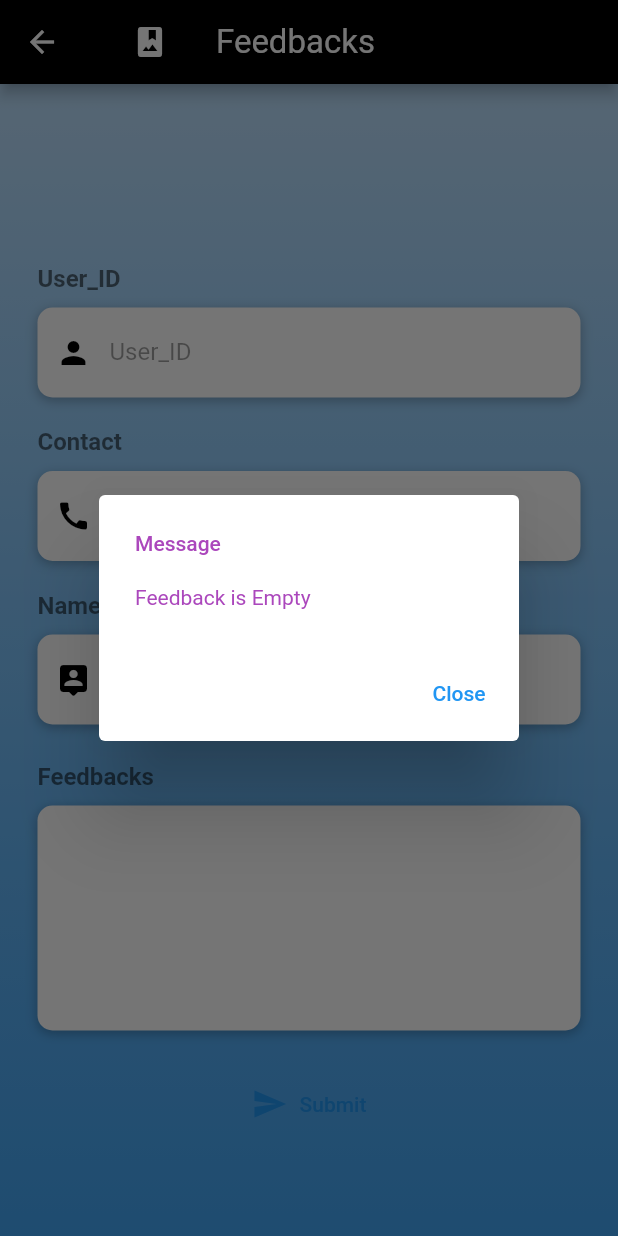
After one commit to Bibekbvk/signalapp, a Flutter app: the Feedbacks screen opened directly, after a tap on "Submit", on a phone screen of 412 x 824 dp. The commit adds this screen. Run offline on Flutter 3.47's test engine with Material 2 defaults, Android fonts, the light colour scheme and no system bars; our stand-ins replace email_validator.

Commit message:
Nikhil-Shrestha

```diff
--- a/lib/constant.dart
+++ b/lib/constant.dart
@@ -1,3 +1,3 @@
 
 
-const String BASE_URL = "http://192.168.1.106:3000";
+const String BASE_URL = "http://192.168.1.104:3000";
--- a/lib/database.dart
+++ b/lib/database.dart
@@ -62,4 +62,20 @@ Future<List<article>> item() async {
     return items;
   }
 
+
+Future<int> insertfeedbacks(
+      String User_ID, String Contact, String Name, String Feedback) async {
+    var data = await http.get(
+      Uri.parse("$BASE_URL/api/insertfeedbacks?User_ID=${User_ID}&Contact=${Contact}&Name=${Name}&Feedback=${Feedback}"),
+    );
+    int code = data.statusCode;
+    var jsonData = json.decode((data.body));
+    String val = jsonData["error"];
+    if (val == null) {
+      val = "";
+    }
+    print(val);
+    return code;
+  }
+
 }
--- a/lib/main.dart
+++ b/lib/main.dart
@@ -52,8 +52,12 @@ class _MyHomePageState extends State<MyHomePage> {
         appBar: AppBar(
           backgroundColor: Colors.black,
           centerTitle: true,
+          title: Text('Home'),
           actions: [
-            IconButton(icon: Icon(Icons.more_vert), onPressed: () {}),
+            IconButton(icon: Icon(Icons.more_vert), onPressed: () {
+
+            }
+            ),
           ],
         ),
         drawer: SideDrawer(),
@@ -77,12 +81,17 @@ class _MyHomePageState extends State<MyHomePage> {
                     horizontal: 25,
                     vertical: 120,
                   ),
+                  //Button column
+
+
                   child: Column(
+
                     mainAxisAlignment: MainAxisAlignment.spaceEvenly,
                     children: [
 
 
                       // First Row
+                      SizedBox(height: 10,),
                     Row(
                        mainAxisAlignment: MainAxisAlignment.spaceEvenly,
                     children: <Widget>[
@@ -129,7 +138,7 @@ class _MyHomePageState extends State<MyHomePage> {
                       Text('News')
                       ],),
 
-                      ///Trending button
+                      //Trending button
                        Column(children: [
                       ElevatedButton(
                         onPressed: () {
@@ -175,7 +184,7 @@ class _MyHomePageState extends State<MyHomePage> {
                               borderRadius: BorderRadius.circular(5)),
                         ),
                       ),
-                      Text('Article')
+                      Text('Article', )
                       ],),
 
                       // Analysis Button
--- /dev/null
+++ b/lib/module/feedbacks.dart
@@ -0,0 +1,16 @@
+import 'package:flutter/material.dart';
+
+class feedbacks{
+  final String User_ID;
+  final Contact;
+  final String Name;
+  final String Feedback;
+
+
+  feedbacks(
+      {required this.User_ID,
+      this.Contact,
+      required this.Name,
+      required this.Feedback,
+     });
+}
--- a/lib/module/news.dart
+++ b/lib/module/news.dart
@@ -1,7 +1,10 @@
+// ignore: unused_import
 import 'package:flutter/material.dart';
 
 
+// ignore: camel_case_types
 class news{
+  // ignore: non_constant_identifier_names
   final int news_id;
   final String date;
   final String heading;
@@ -14,6 +17,7 @@ class news{
 
 
   news(
+      // ignore: non_constant_identifier_names
       {required this.news_id,
       required this.date,
       required this.heading,
--- a/lib/pages/drawer.dart
+++ b/lib/pages/drawer.dart
@@ -1,7 +1,7 @@
 import 'package:flutter/material.dart';
-import 'package:flutter/rendering.dart';
 
 import 'package:signalapp/main.dart';
+import 'package:signalapp/pages/feedback.dart';
 import 'package:signalapp/pages/login.dart';
 
 class SideDrawer extends StatelessWidget {
@@ -37,11 +37,18 @@ class SideDrawer extends StatelessWidget {
                 onTap: () => Navigator.pushReplacementNamed(context, 'Setting'),
               ),
               ListTile(
+                title: Text('Feedback'),
+                leading: Icon(Icons.person),
+                onTap: () => Navigator.of(context).push(MaterialPageRoute(
+                              builder: (context) => Feedbacks()))
+              ),
+              ListTile(
                 title: Text('Logout'),
                 leading: Icon(Icons.logout),
                 onTap: () => Navigator.of(context).push(
                     MaterialPageRoute(builder: (context) => LoginScreen())),
               ),
+
             ],
           ),
         ),
--- /dev/null
+++ b/lib/pages/feedback.dart
@@ -0,0 +1,364 @@
+
+import 'package:flutter/material.dart';
+import 'package:flutter/services.dart';
+
+import '../database.dart';
+
+
+class Feedbacks extends StatefulWidget {
+  @override
+  _FeedbacksState createState() => _FeedbacksState();
+}
+
+class _FeedbacksState extends State<Feedbacks> {
+  bool isRememberMe = false;
+  DatabaseService db = DatabaseService();
+  TextEditingController Feedback = new TextEditingController();
+TextEditingController Contact = new TextEditingController();
+TextEditingController Name = new TextEditingController();
+TextEditingController User_ID = new TextEditingController();
+// USer_ID Box
+
+  Widget builduid() {
+    return Column(
+      crossAxisAlignment: CrossAxisAlignment.start,
+      children: <Widget>[
+
+        Text(
+          'User_ID',
+          style: TextStyle(
+            color: Colors.black54,
+            fontSize: 16,
+            fontWeight: FontWeight.bold,
+          ),
+        ),
+        SizedBox(
+          height: 10,
+        ),
+        Container(
+          alignment: Alignment.centerLeft,
+
+          decoration: BoxDecoration(
+              color: Colors.white,
+              borderRadius: BorderRadius.circular(10),
+              boxShadow: [
+                BoxShadow(
+                    color: Colors.black26, blurRadius: 6, offset: Offset(0, 2)),
+              ]),
+          height: 60,
+          child: TextFormField(
+             controller: User_ID,
+
+            style: TextStyle(color: Colors.black87),
+
+            decoration: InputDecoration(
+              border: InputBorder.none,
+              contentPadding: EdgeInsets.only(top: 14),
+              prefixIcon: Icon(Icons.person, color: Colors.black),
+              hintText: 'User_ID',
+              hintStyle: TextStyle(color: Colors.black38),
+
+            ),
+
+          ),
+        ),
+      ],
+    );
+  }
+
+// Contact Box
+  Widget bulidcontact() {
+    return Column(
+      crossAxisAlignment: CrossAxisAlignment.start,
+      children: <Widget>[
+        Text(
+          'Contact',
+          style: TextStyle(
+            color: Colors.black54,
+            fontSize: 16,
+            fontWeight: FontWeight.bold,
+          ),
+        ),
+        SizedBox(
+          height: 10,
+        ),
+        Container(
+          alignment: Alignment.centerLeft,
+          decoration: BoxDecoration(
+              color: Colors.white,
+              borderRadius: BorderRadius.circular(10),
+              boxShadow: [
+                BoxShadow(
+                    color: Colors.black26, blurRadius: 6, offset: Offset(0, 2)),
+              ]),
+          height: 60,
+          child: TextFormField(
+            controller: Contact,
+
+            style: TextStyle(color: Colors.black87),
+
+            decoration: InputDecoration(
+              border: InputBorder.none,
+              contentPadding: EdgeInsets.only(top: 14),
+              prefixIcon: Icon(Icons.call, color: Colors.black),
+              hintText: 'Contact',
+              hintStyle: TextStyle(color: Colors.black38),
+
+            ),
+
+          ),
+        ),
+      ],
+    );
+  }
+
+// Name Box
+  Widget buildname() {
+    return Column(
+      crossAxisAlignment: CrossAxisAlignment.start,
+      children: <Widget>[
+        Text(
+          'Name',
+          style: TextStyle(
+            color: Colors.black54,
+            fontSize: 16,
+            fontWeight: FontWeight.bold,
+          ),
+        ),
+        SizedBox(
+          height: 10,
+        ),
+        Container(
+          alignment: Alignment.centerLeft,
+          decoration: BoxDecoration(
+              color: Colors.white,
+              borderRadius: BorderRadius.circular(10),
+              boxShadow: [
+                BoxShadow(
+                    color: Colors.black26, blurRadius: 6, offset: Offset(0, 2)),
+              ]),
+          height: 60,
+          child: TextFormField(
+            controller: Name,
+
+            style: TextStyle(color: Colors.black87),
+
+            decoration: InputDecoration(
+              border: InputBorder.none,
+              contentPadding: EdgeInsets.only(top: 14),
+              prefixIcon: Icon(Icons.person_pin_rounded, color: Colors.black),
+              hintText: 'Name',
+              hintStyle: TextStyle(color: Colors.black38),
+
+            ),
+
+          ),
+        ),
+      ],
+    );
+  }
+
+// Feedback Box
+  Widget bulidfeedback() {
+    return
+    Column(
+      crossAxisAlignment: CrossAxisAlignment.start,
+      children: <Widget>[
+        SizedBox(height: 5,),
+        Text(
+          'Feedbacks',
+          style: TextStyle(
+            color: Colors.black54,
+            fontSize: 16,
+            fontWeight: FontWeight.bold,
+          ),
+        ),
+        SizedBox(
+          height: 10,
+        ),
+        Container(
+          alignment: Alignment.topLeft,
+          decoration: BoxDecoration(
+              color: Colors.white,
+              borderRadius: BorderRadius.circular(10),
+              boxShadow: [
+                BoxShadow(
+                    color: Colors.black26, blurRadius: 6, offset: Offset(0, 2)),
+              ]),
+          height: 150,
+          child: TextFormField(
+            controller: Feedback,
+            textAlign: TextAlign.start,
+
+            style: TextStyle(color: Colors.black87),
+
+            decoration: InputDecoration(
+              border: InputBorder.none,
+
+
+
+              hintStyle: TextStyle(color: Colors.black38),
+
+            ),
+
+          ),
+        ),
+      ],
+        );
+
+  }
+
+
+//Submit Button
+  Widget buildSubmitButton() {
+    return Container(
+      padding: EdgeInsets.symmetric(vertical: 25),
+      width: double.infinity,
+
+      child:
+        TextButton.icon(
+                  icon: Icon(Icons.send),
+                  label: Text("Submit"),
+                  onPressed: () async {
+                    if (Feedback.text == '') {
+                      _showDialogEmptyFeedback();
+                    } else {
+                      var res = await db.insertfeedbacks(
+                          "1", Contact.text, Name.text, Feedback.text);
+                      print("${res}ressss");
+
+                      if (res == 200) {
+                        showDialog(
+                          context: context,
+                          builder: (context) =>
+                              AlertDialog(title: Text("...Thank You for Your Feedback....")),
+                        );
+
+                        print("success");
+                      } else {
+                        print("failure");
+                      }
+                    }
+                  }),
+    );
+
+  }
+
+
+
+  @override
+  Widget build(BuildContext context) {
+    return Scaffold(
+        appBar: AppBar(
+          backgroundColor: Colors.black,
+              centerTitle: true,
+          title: Center(
+            child: Row(
+              children: [
+                Expanded(
+                  child: Container(
+
+                      decoration: BoxDecoration(
+                          borderRadius: BorderRadius.circular(90)),
+                      child: ListTile(
+                        leading: Icon(Icons.photo_album, color: Colors.white,
+                      ),
+                        title: Text(
+                          "Feedbacks",
+                          style: TextStyle(fontSize: 22, color: Colors.white),
+                        ),
+                      )),
+                ),
+              ],
+            ),
+          ),
+
+
+        ),
+
+      body: AnnotatedRegion<SystemUiOverlayStyle>(
+        value: SystemUiOverlayStyle.light,
+        child: Stack(
+          children: <Widget>[
+            Container(
+              height: double.infinity,
+              width: double.infinity,
+              decoration: BoxDecoration(
+                gradient: LinearGradient(
+                    begin: Alignment.topCenter,
+                    end: Alignment.bottomCenter,
+                    colors: [
+                      Colors.blue.shade100,
+                      Colors.blue.shade200,
+                      Colors.blue.shade300,
+                      Colors.blue.shade400,
+                    ]),
+              ),
+              child: Form(
+                child:
+               SingleChildScrollView(
+                physics: AlwaysScrollableScrollPhysics(),
+                padding: EdgeInsets.symmetric(
+                  horizontal: 25,
+                  vertical: 120,
+                ),
+                child: Column(
+                  mainAxisAlignment: MainAxisAlignment.center,
+                  children: <Widget>[
+
+
+                    builduid(),
+                    SizedBox(
+                      height: 20,
+                    ),
+                    bulidcontact(),
+                    SizedBox(
+                      height: 20,
+                    ),
+                    buildname(),
+                    SizedBox(
+                      height: 20,
+                    ),
+                    bulidfeedback(),
+                    buildSubmitButton(),
+
+                  ],
+                ),
+              ),
+              ),
+            ),
+          ],
+        ),
+      ),
+    );
+  }
+
+
+ _showDialogEmptyFeedback() {
+    showDialog(
+      context: context,
+      builder: (BuildContext context) {
+        // return object of type Dialog
+        return AlertDialog(
+          title: new Text(
+            "Message",
+            style: TextStyle(color: Colors.purple[400], fontSize: 14),
+          ),
+          content: new Text(
+            "Feedback is Empty",
+            style: TextStyle(color: Colors.purple[400], fontSize: 14),
+          ),
+          actions: <Widget>[
+            // usually buttons at the bottom of the dialog
+            new TextButton(
+              child: new Text("Close"),
+              onPressed: () {
+                Navigator.of(context).pop();
+              },
+            ),
+          ],
+        );
+      },
+    );
+ }
+}
--- a/lib/pages/login.dart
+++ b/lib/pages/login.dart
@@ -1,3 +1,4 @@
+import 'package:email_validator/email_validator.dart';
 import 'package:flutter/material.dart';
 import 'package:flutter/services.dart';
 import 'package:signalapp/main.dart';
@@ -9,12 +10,22 @@ class LoginScreen extends StatefulWidget {
 
 class _LoginScreenState extends State<LoginScreen> {
   bool isRememberMe = false;
+   TextEditingController password =TextEditingController();
 
+  final GlobalKey<FormState> _formKey =GlobalKey<FormState>();
+  validator(){
+    if(_formKey.currentState != null && _formKey.currentState!.validate()){
+      print("Sucessfully validate");
+    } else{
+      print('Error found');
+    }
+      }
 // Emaill Box
   Widget buildEmail() {
     return Column(
       crossAxisAlignment: CrossAxisAlignment.start,
       children: <Widget>[
+
         Text(
           'Email',
           style: TextStyle(
@@ -28,6 +39,7 @@ class _LoginScreenState extends State<LoginScreen> {
         ),
         Container(
           alignment: Alignment.centerLeft,
+
           decoration: BoxDecoration(
               color: Colors.white,
               borderRadius: BorderRadius.circular(10),
@@ -36,17 +48,22 @@ class _LoginScreenState extends State<LoginScreen> {
                     color: Colors.black26, blurRadius: 6, offset: Offset(0, 2)),
               ]),
           height: 60,
-          child: TextField(
+          child: TextFormField(
             keyboardType: TextInputType.emailAddress,
             autofillHints: [AutofillHints.email],
             style: TextStyle(color: Colors.black87),
+            validator: (email) => email !=null && !EmailValidator.validate(email)
+            ? 'Enter a vaild Email'
+            :null ,
             decoration: InputDecoration(
               border: InputBorder.none,
               contentPadding: EdgeInsets.only(top: 14),
               prefixIcon: Icon(Icons.email, color: Colors.black),
               hintText: 'Email',
               hintStyle: TextStyle(color: Colors.black38),
+
             ),
+
           ),
         ),
       ],
@@ -147,8 +164,19 @@ class _LoginScreenState extends State<LoginScreen> {
     return Container(
       padding: EdgeInsets.symmetric(vertical: 25),
       width: double.infinity,
+
       child: ElevatedButton(
         onPressed: () {
+          // ignore: non_constant_identifier_names
+          final Form = _formKey.currentState!;
+          if (Form.validate()){
+            final email = buildEmail;
+            ScaffoldMessenger.of(context)
+            ..removeCurrentSnackBar()
+            ..showSnackBar(SnackBar(
+            content: Text('your email is$email'),
+            ));
+          }
           Navigator.of(context).push(MaterialPageRoute(
               builder: (context) => MyHomePage(
                     title: '',
@@ -221,7 +249,9 @@ class _LoginScreenState extends State<LoginScreen> {
                       Colors.blue.shade400,
                     ]),
               ),
-              child: SingleChildScrollView(
+              child: Form( key: _formKey,
+                child:
+               SingleChildScrollView(
                 physics: AlwaysScrollableScrollPhysics(),
                 padding: EdgeInsets.symmetric(
                   horizontal: 25,
@@ -230,6 +260,7 @@ class _LoginScreenState extends State<LoginScreen> {
                 child: Column(
                   mainAxisAlignment: MainAxisAlignment.center,
                   children: <Widget>[
+
                     Container(
                         alignment: Alignment.center,
 
@@ -253,6 +284,7 @@ class _LoginScreenState extends State<LoginScreen> {
                   ],
                 ),
               ),
+              ),
             ),
           ],
         ),
--- a/pubspec.yaml
+++ b/pubspec.yaml
@@ -28,6 +28,7 @@ dependencies:
   # The following adds the Cupertino Icons font to your application.
   # Use with the CupertinoIcons class for iOS style icons.
   cupertino_icons: ^1.0.2
+  email_validator: ^2.0.1
 
 dev_dependencies:
   flutter_test:
```
Also changed, not shown: lib/module/article.dart (+12 -0 lines), pubspec.lock.
